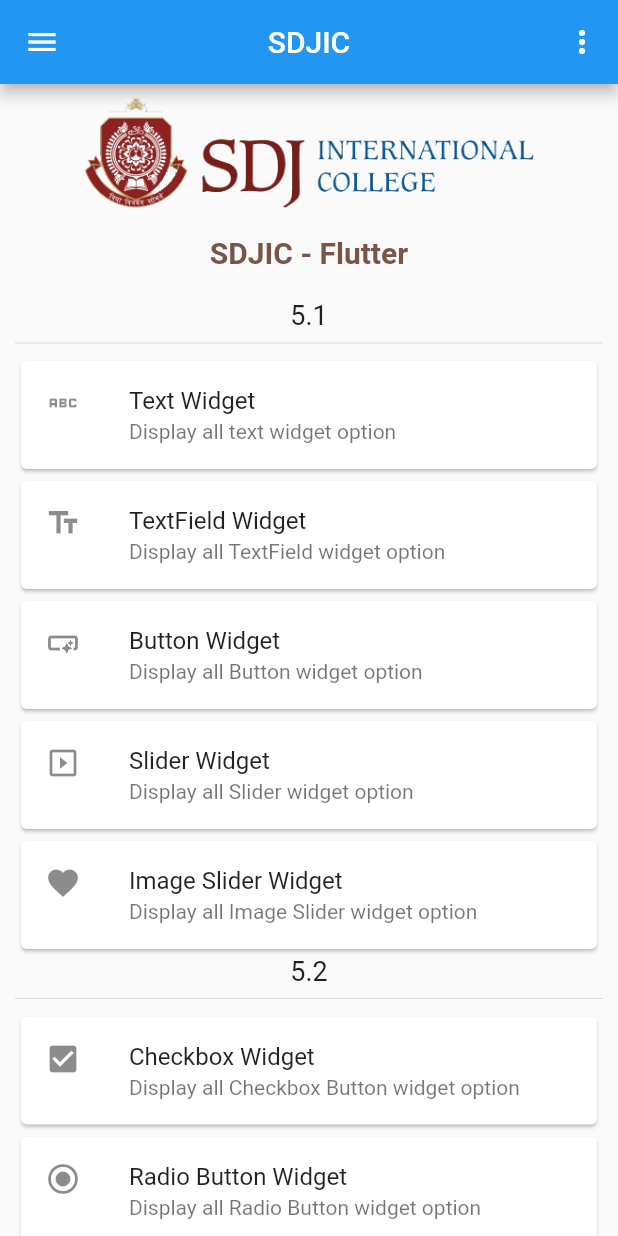
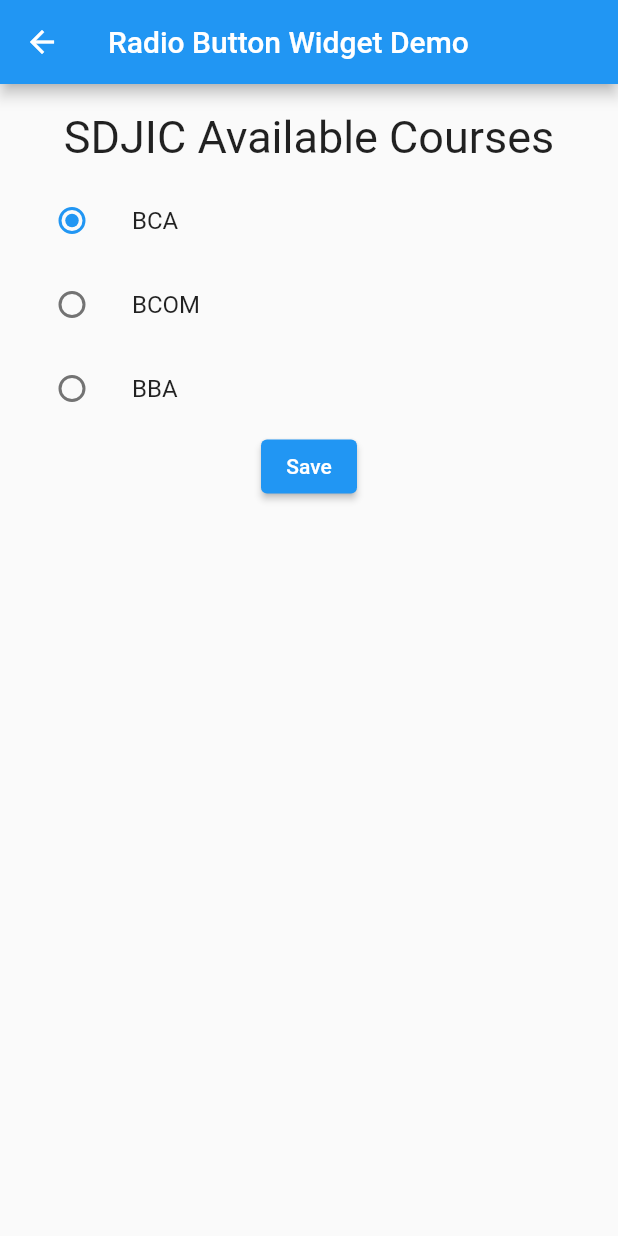
Before and after one commit to NehalPatel/sdjic_flutter, a Flutter app: the screen it shows after launch, after a tap on "Radio Button Widget", on a phone screen of 412 x 824 dp. Run offline on Flutter 3.47's test engine with Material 2 defaults, Android fonts, the phone set to English and light mode, and no system bars; our stand-ins replace flutter_swiper_null_safety, google_fonts.

Commit message:
radio button progressbar

```diff
--- /dev/null
+++ b/lib/Screens/Section2/radiobutton_page.dart
@@ -0,0 +1,73 @@
+import 'package:flutter/material.dart';
+
+class RadioButtonPage extends StatefulWidget {
+  const RadioButtonPage({Key? key}) : super(key: key);
+
+  @override
+  State<RadioButtonPage> createState() => _RadioButtonPageState();
+}
+
+class _RadioButtonPageState extends State<RadioButtonPage> {
+  String _selectedCourse = 'BCA';
+
+  @override
+  Widget build(BuildContext context) {
+    return Scaffold(
+      appBar: AppBar(
+        title: Text("Radio Button Widget Demo"),
+      ),
+      body: Center(
+        child: Padding(
+          padding: const EdgeInsets.all(8.0),
+          child: Column(
+            mainAxisAlignment: MainAxisAlignment.start,
+            children: [
+              SizedBox(height: 10,),
+              Text("SDJIC Available Courses", style: TextStyle(fontSize: 30),),
+              SizedBox(height: 10,),
+              ListTile(
+                title: const Text('BCA'),
+                leading: Radio(
+                  value: "BCA",
+                  groupValue: _selectedCourse,
+                  onChanged: (value) {
+                    setState(() {
+                      _selectedCourse = value!;
+                    });
+                  },
+                ),
+              ),
+              ListTile(
+                title: const Text('BCOM'),
+                leading: Radio(
+                  value: "BCOM",
+                  groupValue: _selectedCourse,
+                  onChanged: (value) {
+                    setState(() {
+                      _selectedCourse = value!;
+                    });
+                  },
+                ),
+              ),
+              ListTile(
+                title: const Text('BBA'),
+                leading: Radio(
+                  value: "BBA",
+                  groupValue: _selectedCourse,
+                  onChanged: (value) {
+                    setState(() {
+                      _selectedCourse = value!;
+                    });
+                  },
+                ),
+              ),
+              ElevatedButton(onPressed: (){
+                print("selected course: $_selectedCourse");
+              }, child: Text("Save"))
+            ],
+          ),
+        ),
+      ),
+    );
+  }
+}
--- a/lib/Screens/home_page.dart
+++ b/lib/Screens/home_page.dart
@@ -121,7 +121,7 @@
                     ),
                     GestureDetector(
                       onTap: () {
-                        print('clicked');
+                        Navigator.pushNamed(context, "/s2/radio");
                       },
                       child: Card(
                         child: ListTile(
@@ -133,7 +133,7 @@
                     ),
                     GestureDetector(
                       onTap: () {
-                        print('clicked');
+                        Navigator.pushNamed(context, "/s2/progress");
                       },
                       child: Card(
                         child: ListTile(
--- a/lib/main.dart
+++ b/lib/main.dart
@@ -5,6 +5,8 @@
 import 'package:sdjic_flutter/Screens/Section1/text_page.dart';
 import 'package:sdjic_flutter/Screens/Section1/textfield_page.dart';
 import 'package:sdjic_flutter/Screens/Section2/checkbox_page.dart';
+import 'package:sdjic_flutter/Screens/Section2/progressbar_page.dart';
+import 'package:sdjic_flutter/Screens/Section2/radiobutton_page.dart';
 import 'package:sdjic_flutter/Screens/home_page.dart';
 
 void main() {
@@ -30,6 +32,8 @@
         '/s1/slider' : (context) => SliderPage(),
         '/s1/image_slider' : (context) => ImageSliderPage(),
         '/s2/checkbox' : (context) => CheckboxPage(),
+        '/s2/radio' : (context) => RadioButtonPage(),
+        '/s2/progress' : (context) => ProgressBarPage(),
       },
       initialRoute: "/",
     );
```
Also changed, not shown: lib/Screens/Section1/button_page.dart (+11 -2 lines), lib/Screens/Section2/progressbar_page.dart (added, +76 -0 lines).
